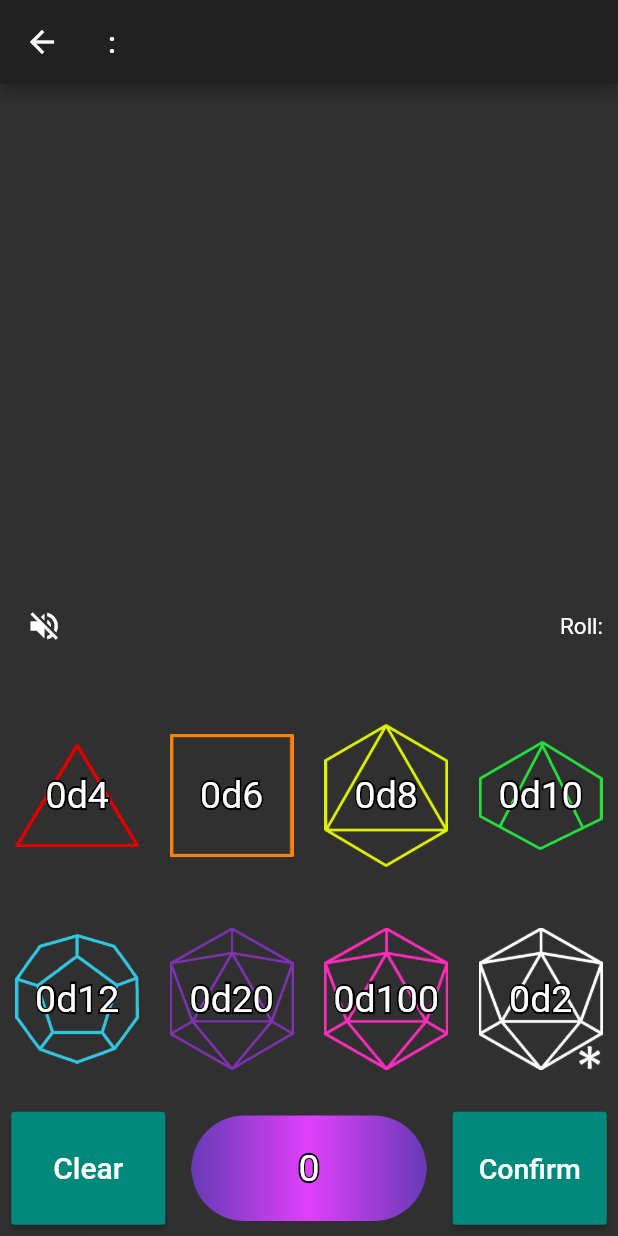
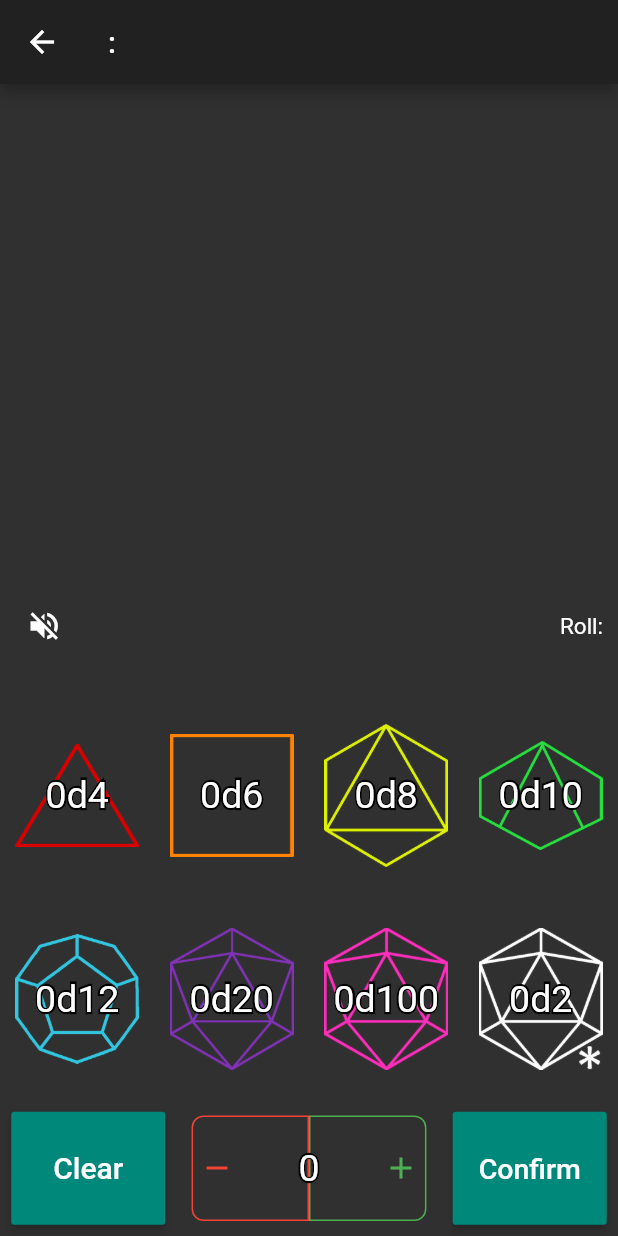
Before and after one commit to hansied67/flutter_dice_roller, a Flutter app: the DiceRollerCustom screen opened by its route, after a tap on the "volume up" icon, on a phone screen of 412 x 824 dp. Run offline on Flutter 3.47's test engine with Material 2 defaults, Android fonts, the light colour scheme and no system bars; drawn by our look-alikes of auto_size_text; our stand-ins replace audioplayers, shared_preferences, tuple; accounts and stored records are empty.

Commit message:
Theming Changes

```diff
--- a/lib/screens/standard/custom/custom_roller.dart
+++ b/lib/screens/standard/custom/custom_roller.dart
@@ -77,7 +77,7 @@ class _CustomRollerState extends State<CustomRoller> {
       child: Column(
         children: <Widget>[
           Expanded(
-            flex: 1,
+            flex: 2,
             child: Padding(
               padding: const EdgeInsets.all(8.0),
               child: Row(
@@ -131,7 +131,7 @@ class _CustomRollerState extends State<CustomRoller> {
               ),
             ],
           ),
-          Padding(
+          Material(color: Color(0xFF202020), child: Padding(
             padding: const EdgeInsets.all(8.0),
             child: TextField(
               onChanged: (value) {
@@ -147,10 +147,10 @@ class _CustomRollerState extends State<CustomRoller> {
                 )
               )
             )
-          ),
+          )),
           Expanded(
-            flex: 2,
-            child: ListView.separated(
+            flex: 3,
+            child: Material(color: Color(0xFF202020), child: ListView.separated(
               shrinkWrap: true,
               itemCount: items.length+1,
               separatorBuilder: (BuildContext context, int index) => new Divider(),
@@ -202,7 +202,7 @@ class _CustomRollerState extends State<CustomRoller> {
                   return ListTile();
                 }
               }
-            )
+            ))
           )
         ],
       )
--- a/lib/screens/standard/custom/custom_rolls.dart
+++ b/lib/screens/standard/custom/custom_rolls.dart
@@ -121,8 +121,7 @@ class CustomRolls extends ChangeNotifier {
         else
           _button = new DiceButton(sides: key, isCustom: true);
         if (soundMap[key] == 1)
-          ;
-          //audioPlayers.add(await _button.playSound());
+          audioPlayers.add(await _button.playSound());
         else
           audioPlayers.add(await _button.playMultiple());
       }
--- a/lib/screens/standard/custom/dice_button_display.dart
+++ b/lib/screens/standard/custom/dice_button_display.dart
@@ -30,7 +30,7 @@ class _DiceButtonDisplayState extends State<DiceButtonDisplay> {
     final diceRolls = Provider.of<DiceRolls>(context);
     return Expanded(
         flex: 1,
-        child: GestureDetector(
+        child: InkWell(
             onTap: () async {
               print('a');
               if (!widget._isCustom) {
@@ -56,9 +56,10 @@ class _DiceButtonDisplayState extends State<DiceButtonDisplay> {
               ),
               !(widget._isCustom) ? Center(child: AutoText(diceRolls.getDiceCounts[widget._sides].toString()
                   + "d" + widget._sides.toString(), 25.0, Colors.white, true)) :
-              Center(child: AutoText(diceRolls.getDiceCounts[diceRolls.getCustom].toString()
-                  + "d" + diceRolls.getCustom.toString(), 25.0, Colors.white, true)),
-            ])
+              Center(child: AutoText(diceRolls.getDiceCounts[widget._sides].toString()
+                  + "d" + widget._sides.toString(), 25.0, Colors.white, true)),
+            ]
+          )
         )
     );
   }
--- a/lib/screens/standard/history/history_screen.dart
+++ b/lib/screens/standard/history/history_screen.dart
@@ -24,6 +24,7 @@ class _HistoryScreenState extends State<HistoryScreen> {
   void didChangeDependencies() {
     final diceRolls = Provider.of<DiceRolls>(context);
     diceRolls.sortBy(diceRolls.ascendingDescending, shouldUpdate: false);
+    print(diceRolls.allInfo);
     super.didChangeDependencies();
   }
 
@@ -81,7 +82,7 @@ class _HistoryScreenState extends State<HistoryScreen> {
             ),
             Expanded(
               flex: 1,
-              child: Padding(
+              child: Material(color: Color(0xFF202020), child: Padding(
                 padding: EdgeInsets.symmetric(horizontal: 20.0),
                 child: Row(
                   children: <Widget> [
@@ -150,11 +151,11 @@ class _HistoryScreenState extends State<HistoryScreen> {
                     ),
                   ]
                 )
-              )
+              ))
             ),
             Expanded(
               flex: 7,
-              child: ListView.separated(
+              child: Material(color: Color(0xFF202020), child: ListView.separated(
                 shrinkWrap: true,
                 itemCount: diceRolls.allInfo.length+1,
                 separatorBuilder: (BuildContext context, int index) => new Divider(),
@@ -183,7 +184,7 @@ class _HistoryScreenState extends State<HistoryScreen> {
                     return ListTile();
                   }
                 }
-              )
+              ))
             )
           ]
         ),
--- a/lib/screens/standard/standard_dice/dice_button.dart
+++ b/lib/screens/standard/standard_dice/dice_button.dart
@@ -166,7 +166,8 @@ class _DiceButtonState extends State<DiceButton> {
     final customRolls = Provider.of<CustomRolls>(context);
     return Expanded(
         flex: 1,
-        child: GestureDetector(
+        child: InkWell(
+          splashColor: Color(0xFF2a2a2a),
           onTap: () async {
             if (!widget._isCustom) {
               diceRolls.onTap(widget);
--- a/lib/screens/standard/standard_dice/dice_roller.dart
+++ b/lib/screens/standard/standard_dice/dice_roller.dart
@@ -36,6 +36,8 @@ class _DiceRollerState extends State<DiceRoller> {
         ),
         Expanded(
           flex: 2,
+          child: Material(
+              // color: Color(0xFF202020),
               child: Row(
               children: <Widget>[
                 Expanded(
@@ -68,23 +70,32 @@ class _DiceRollerState extends State<DiceRoller> {
                 )
               ]
             )
+          )
         ),
         Expanded(
           flex: 3,
+          child: Material(
+              color: Color(0xFF202020),
               child: Row(
               children: diceRolls.getDiceButtons.length != 0 ?
                   diceRolls.getDiceButtons.sublist(0, 4) : [Container()]
-          ),
+              )
+          )
         ),
         Expanded(
             flex: 3,
+            child: Material(
+                color: Color(0xFF202020),
                 child: Row(
                     children: diceRolls.getDiceButtons.length != 0 ?
                     diceRolls.getDiceButtons.sublist(4, 8) : [Container()]
-          ),
+                )
+            )
         ),
         Expanded(
           flex: 2,
+          child: Material(
+              color: Color(0xFF202020),
               child: Row(
               mainAxisSize: MainAxisSize.min,
               crossAxisAlignment: CrossAxisAlignment.stretch,
@@ -122,6 +133,7 @@ class _DiceRollerState extends State<DiceRoller> {
               ],
             )
           )
+        )
       ],
     );
   }
--- a/lib/screens/standard/standard_dice/dice_rolls.dart
+++ b/lib/screens/standard/standard_dice/dice_rolls.dart
@@ -288,7 +288,7 @@ class DiceRolls extends ChangeNotifier {
   void sort(String method, {bool shouldUpdate: true}) {
     _sortSelection = method;
     if (method == "Time") {
-      _allInfo = _allInfoTime;
+      _allInfo = new List<Tuple4<String, String, String, List<Expanded>>>.from(_allInfoTime);
     }
     if (method == "Roll") {
       _allInfo.sort((a, b) => a.item2.length.compareTo(b.item2.length));
--- a/lib/screens/standard/standard_dice/mod_box.dart
+++ b/lib/screens/standard/standard_dice/mod_box.dart
@@ -56,6 +56,20 @@ class _ModBoxState extends State<ModBox> {
     return Stack(
       children: <Widget> [
         Padding(
+          padding: new EdgeInsets.only(left: 15.0),
+          child: Container(
+            alignment: Alignment.centerLeft,
+            child: Icon(Icons.remove, color: Colors.red)
+          )
+        ),
+        Padding(
+            padding: new EdgeInsets.only(right: 15.0),
+          child: Container(
+            alignment: Alignment.centerRight,
+            child: Icon(Icons.add, color: Colors.green)
+          )
+        ),
+        Padding(
           padding: new EdgeInsets.all(10.0),
           child: Row(
             mainAxisAlignment: MainAxisAlignment.spaceBetween,
@@ -64,8 +78,13 @@ class _ModBoxState extends State<ModBox> {
               Expanded(
                   child: Container(
                     // color: Color(0x9b5bf6bff),
-                      child: GestureDetector(
-                          behavior: HitTestBehavior.opaque,
+                      child: InkWell(
+                          borderRadius: new BorderRadius.only(
+                            topLeft: const Radius.circular(8.0),
+                            bottomLeft: const Radius.circular(8.0)
+                          ),
+                          splashColor: Colors.red,
+                          // behavior: HitTestBehavior.opaque,
                           onTap: () async {
                             diceRolls.changeMod(-1);
                           },
@@ -75,15 +94,12 @@ class _ModBoxState extends State<ModBox> {
                           // child: Icon(Icons.remove)
                       ),
                       decoration: new BoxDecoration(
-                          gradient: LinearGradient(
-                            begin: Alignment.centerLeft,
-                            colors: [Colors.deepPurple, Colors.purpleAccent],
-                            tileMode: TileMode.repeated,
+                          borderRadius: new BorderRadius.only(
+                            topLeft: const Radius.circular(8.0),
+                            bottomLeft: const Radius.circular(8.0),
                           ),
-                          // color: Color(0x9b5bf6bff),
-                          borderRadius: new BorderRadius.only(
-                            topLeft: const Radius.circular(40.0),
-                            bottomLeft: const Radius.circular(40.0),
+                          border: Border.all(
+                            color: Colors.red,
                           )
                       )
                   )
@@ -91,8 +107,12 @@ class _ModBoxState extends State<ModBox> {
               Expanded(
                   child: Container(
                     // color: Color(0x9b5bf6bff),
-                      child: GestureDetector(
-                          behavior: HitTestBehavior.opaque,
+                      child: InkWell(
+                        borderRadius: new BorderRadius.only(
+                          topLeft: const Radius.circular(8.0),
+                          bottomLeft: const Radius.circular(8.0)
+                        ),
+                        splashColor: Colors.green,
                           onTap: () async {
                             diceRolls.changeMod(1);
                           },
@@ -102,15 +122,13 @@ class _ModBoxState extends State<ModBox> {
                           // child: Icon(Icons.add)
                       ),
                       decoration: new BoxDecoration(
-                          gradient: LinearGradient(
-                            begin: Alignment.centerLeft,
-                            colors: [Colors.purpleAccent, Colors.deepPurple],
-                            tileMode: TileMode.repeated,
-                          ),
                           // color: Color(0x9b5bf6bff),
                           borderRadius: new BorderRadius.only(
-                            topRight: const Radius.circular(40.0),
-                            bottomRight: const Radius.circular(40.0),
+                            topRight: const Radius.circular(8.0),
+                            bottomRight: const Radius.circular(8.0),
+                          ),
+                          border: Border.all(
+                            color: Colors.green,
                           )
                       )
                   )
--- a/lib/screens/standard/standard_screen.dart
+++ b/lib/screens/standard/standard_screen.dart
@@ -214,6 +214,7 @@ class _StandardScreenState extends State<StandardScreen> {
       ),
       bottomNavigationBar: BottomNavigationBar(
         currentIndex: _page,
+        backgroundColor: Color(0xFF202020),
         items: const <BottomNavigationBarItem>[
           BottomNavigationBarItem(
             icon: Icon(Icons.home),
--- a/pubspec.yaml
+++ b/pubspec.yaml
@@ -15,7 +15,7 @@ publish_to: 'none' # Remove this line if you wish to publish to pub.dev
 # In iOS, build-name is used as CFBundleShortVersionString while build-number used as CFBundleVersion.
 # Read more about iOS versioning at
 # https://developer.apple.com/library/archive/documentation/General/Reference/InfoPlistKeyReference/Articles/CoreFoundationKeys.html
-version: 1.0.0+3
+version: 1.0.1+5
 
 environment:
   sdk: ">=2.7.0 <3.0.0"
@@ -24,7 +24,7 @@ dependencies:
   flutter:
     sdk: flutter
 
-  provider: ^4.1.1
+  provider: ^4.1.2
   path_provider: ^1.6.8
   audioplayers: ^0.15.1
   auto_size_text: ^2.1.0
```
Also changed, not shown: pubspec.lock. Lines whose indentation alone changed are shown as unchanged.
